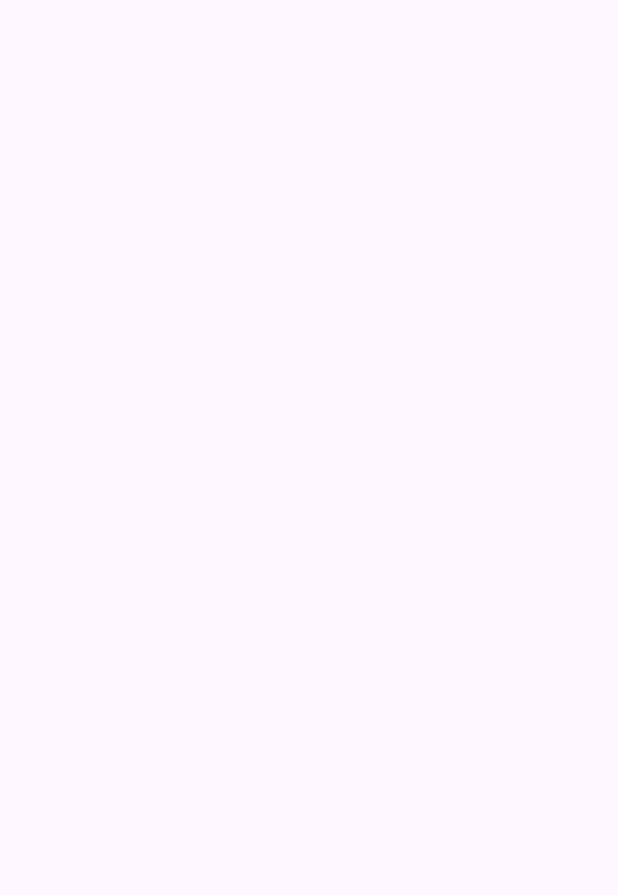
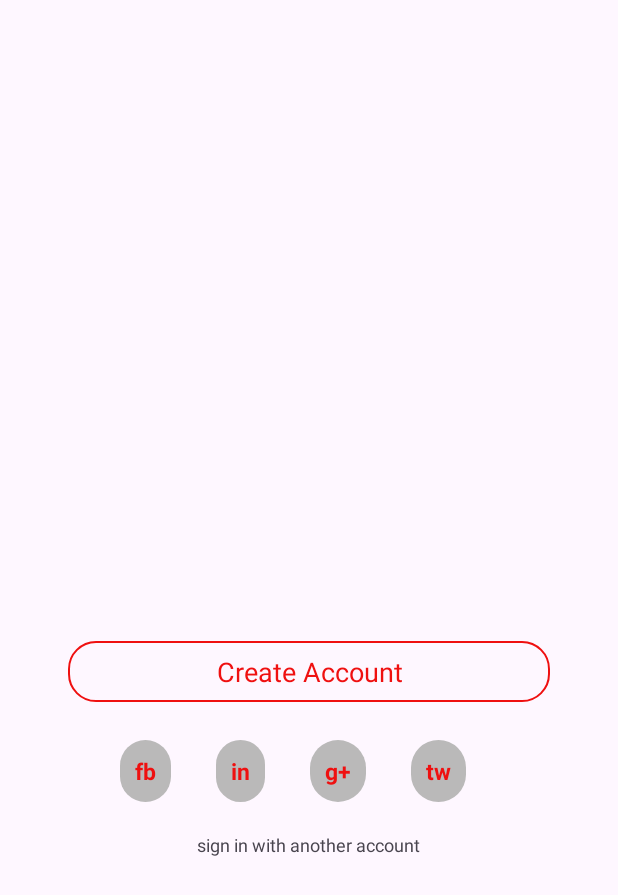
Before and after one commit to adershsics/Git_example_login, an Android app: the screen it shows after launch (MainActivity), on a phone screen of 412 x 824 dp. Before the commit the part shown is empty. Shown: the top 895 px of the screen. Run offline under Robolectric (Android 15) with nearby library versions, the phone set to English and light mode, and no system bars.

Commit message:
initial commit

```diff
--- /dev/null
+++ b/app/src/main/res/drawable/bgd.xml
@@ -0,0 +1,5 @@
+<?xml version="1.0" encoding="utf-8"?>
+<shape xmlns:android="http://schemas.android.com/apk/res/android">
+<stroke android:color="#EF1010" android:width="1.5dp"/>
+    <corners android:radius="18dp"/>
+</shape>
--- /dev/null
+++ b/app/src/main/res/drawable/bgd_1.xml
@@ -0,0 +1,5 @@
+<?xml version="1.0" encoding="utf-8"?>
+<shape xmlns:android="http://schemas.android.com/apk/res/android">
+<solid android:color="#BAB9B9"/>
+    <corners android:radius="25dp"/>
+</shape>
--- a/app/src/main/res/layout/activity_main.xml
+++ b/app/src/main/res/layout/activity_main.xml
@@ -23,9 +23,83 @@
         android:layout_width="match_parent"
         android:layout_height="0dp"
         android:layout_weight=".5">
+        <TextView
+            android:id="@+id/accnt"
+            android:layout_width="match_parent"
+            android:layout_height="wrap_content"
+            android:text="Create Account"
+            android:textColor="#EF1010"
+            android:textSize="18sp"
+            android:background="@drawable/bgd"
+            android:layout_marginLeft="45dp"
+            android:layout_marginRight="45dp"
+            android:padding="8dp"
+            android:gravity="center"
+            android:layout_marginTop="15dp"/>
+<TextView
+    android:id="@+id/fb"
+    android:layout_width="wrap_content"
+    android:layout_height="wrap_content"
+    android:text="fb"
+    android:textSize="15sp"
+    android:textStyle="bold"
+    android:textColor="#EF1010"
+    android:background="@drawable/bgd_1"
+    android:padding="10dp"
+    android:layout_below="@id/accnt"
+    android:layout_marginTop="25dp"
+    android:layout_marginLeft="80dp"/>
+        <TextView
+            android:id="@+id/in"
+            android:layout_width="wrap_content"
+            android:layout_height="wrap_content"
+            android:text="in"
+            android:textSize="15sp"
+            android:textStyle="bold"
+            android:textColor="#EF1010"
+            android:background="@drawable/bgd_1"
+            android:padding="10dp"
+            android:layout_below="@id/accnt"
+            android:layout_marginTop="25dp"
+            android:layout_toRightOf="@id/fb"
+            android:layout_marginLeft="30dp"/>
 
-
-
+        <TextView
+            android:id="@+id/g"
+            android:layout_width="wrap_content"
+            android:layout_height="wrap_content"
+            android:text="g+"
+            android:textSize="15sp"
+            android:textStyle="bold"
+            android:textColor="#EF1010"
+            android:background="@drawable/bgd_1"
+            android:padding="10dp"
+            android:layout_below="@id/accnt"
+            android:layout_marginTop="25dp"
+            android:layout_toRightOf="@id/in"
+            android:layout_marginLeft="30dp"/>
+        <TextView
+            android:id="@+id/tw"
+            android:layout_width="wrap_content"
+            android:layout_height="wrap_content"
+            android:text="tw"
+            android:textSize="15sp"
+            android:textStyle="bold"
+            android:textColor="#EF1010"
+            android:background="@drawable/bgd_1"
+            android:padding="10dp"
+            android:layout_below="@id/accnt"
+            android:layout_marginTop="25dp"
+            android:layout_toRightOf="@id/g"
+            android:layout_marginLeft="30dp"/>
+        <TextView
+            android:layout_width="wrap_content"
+            android:layout_height="wrap_content"
+            android:text="sign in with another account"
+            android:textSize="12sp"
+            android:layout_below="@id/fb"
+            android:layout_marginTop="20dp"
+            android:layout_centerHorizontal="true"/>
 
 
     </RelativeLayout>
```
